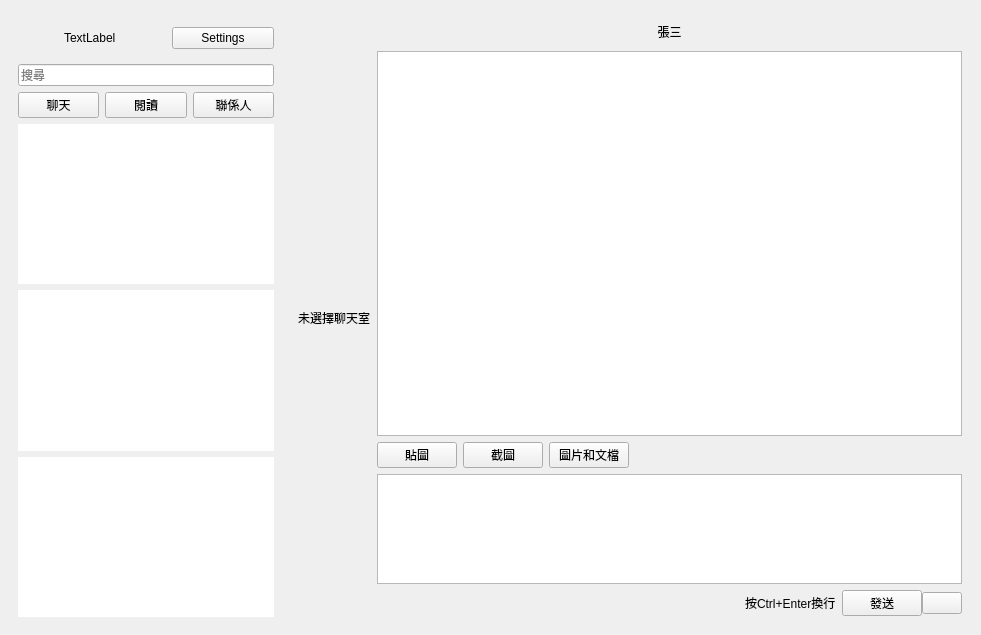
Old version of the form resource/ui/wechat-0.5.ui in the repository 0xzhaohx/webwechat.
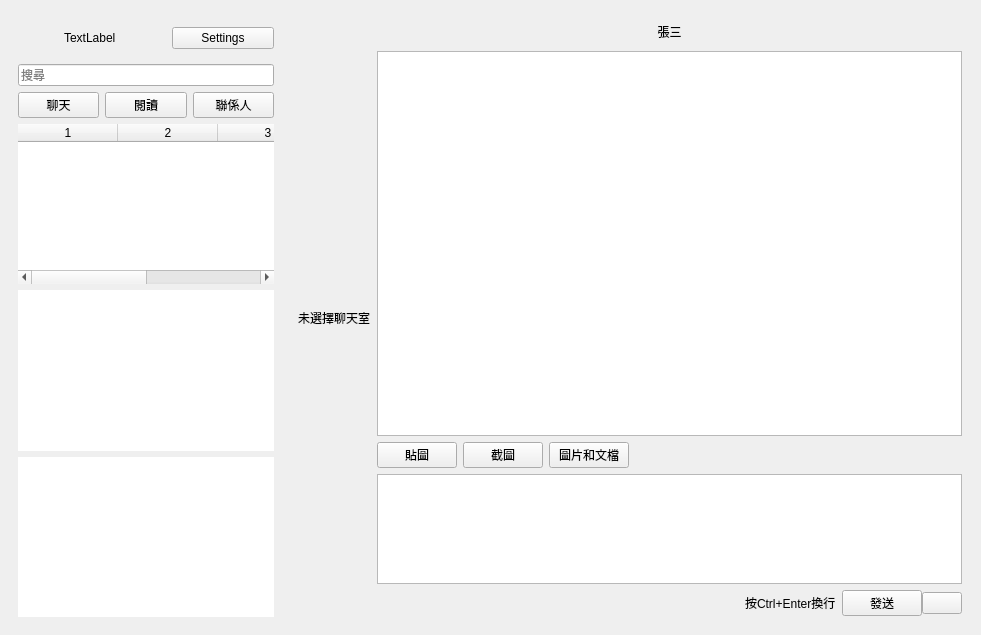
New version of the form.

Commit message: use table widget to display session users

The edit to the form file:
```diff
--- a/resource/ui/wechat-0.5.ui
+++ b/resource/ui/wechat-0.5.ui
@@ -100,7 +100,7 @@
         </layout>
        </item>
        <item>
-        <widget class="QTableView" name="sessionWidget">
+        <widget class="QTableWidget" name="sessionWidget">
          <property name="frameShape">
           <enum>QFrame::NoFrame</enum>
          </property>
@@ -113,15 +113,22 @@
          <property name="showGrid">
           <bool>false</bool>
          </property>
-         <attribute name="horizontalHeaderVisible">
-          <bool>false</bool>
+         <property name="rowCount">
+          <number>0</number>
+         </property>
+         <property name="columnCount">
+          <number>4</number>
+         </property>
+         <attribute name="horizontalHeaderShowSortIndicator" stdset="0">
+          <bool>true</bool>
          </attribute>
          <attribute name="verticalHeaderVisible">
           <bool>true</bool>
          </attribute>
-         <attribute name="verticalHeaderDefaultSectionSize">
-          <number>60</number>
-         </attribute>
+         <column/>
+         <column/>
+         <column/>
+         <column/>
         </widget>
        </item>
        <item>
```
The commit also changes 3 other files.
